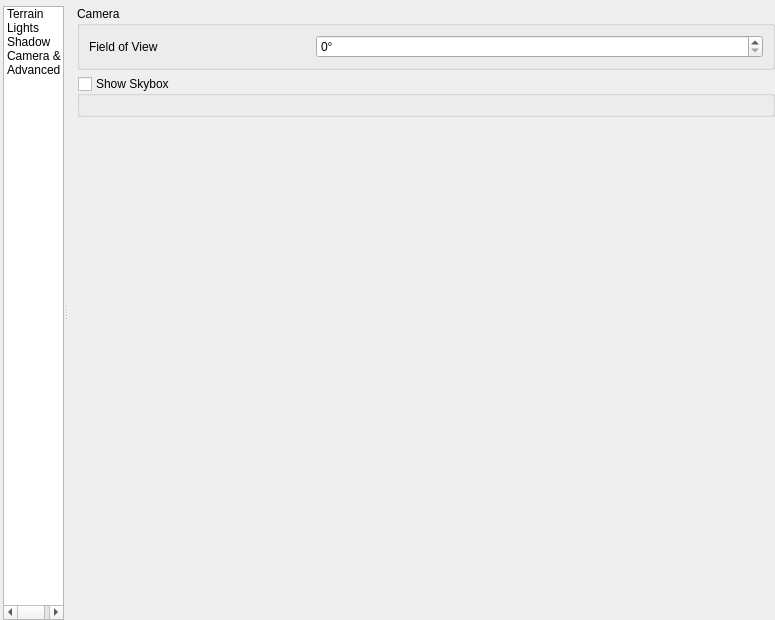
This is src/ui/3d/map3dconfigwidget.ui in qgis/QGIS as Qt 5 draws it before an edit. The edited form follows.
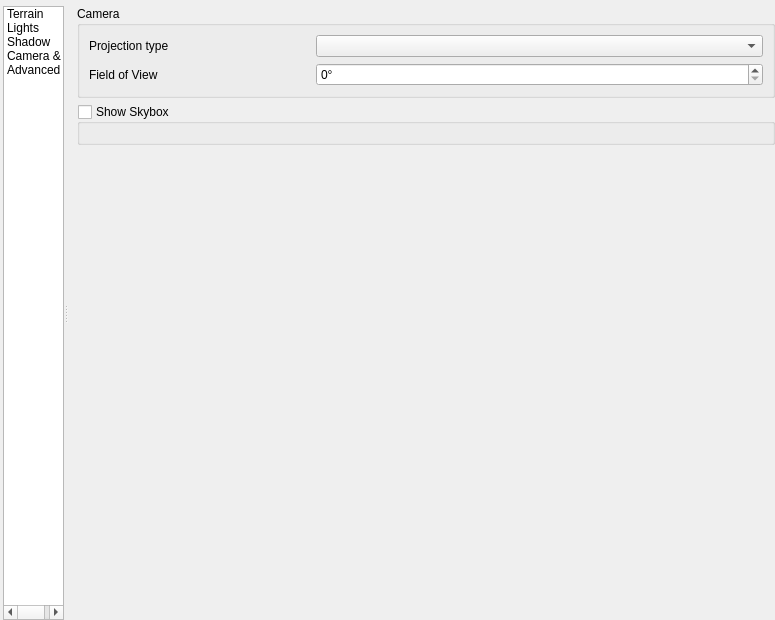
This is the edited form. The open tabs and pages were chosen to show the change. Icons and pictures are not drawn. Custom widgets are drawn as their Qt base class.

Commit message: [FEATURE][3d] Orthographic projection support for 3D scenes

What changed in the file:
```diff
--- a/src/ui/3d/map3dconfigwidget.ui
+++ b/src/ui/3d/map3dconfigwidget.ui
@@ -608,13 +608,23 @@
                  </property>
                  <layout class="QGridLayout" name="gridLayout">
                   <item row="1" column="0">
+                   <widget class="QLabel" name="labelCameraProjectionType">
+                    <property name="text">
+                     <string>Projection type</string>
+                    </property>
+                   </widget>
+                  </item>
+                  <item row="1" column="1" colspan="2">
+                   <widget class="QComboBox" name="cboCameraProjectionType"/>
+                  </item>
+                  <item row="2" column="0">
                    <widget class="QLabel" name="label_3">
                     <property name="text">
                      <string>Field of View</string>
                     </property>
                    </widget>
                   </item>
-                  <item row="1" column="1" colspan="2">
+                  <item row="2" column="1" colspan="2">
                    <widget class="QgsSpinBox" name="spinCameraFieldOfView">
                     <property name="suffix">
                      <string>°</string>
```
The commit also changes 5 other files.
